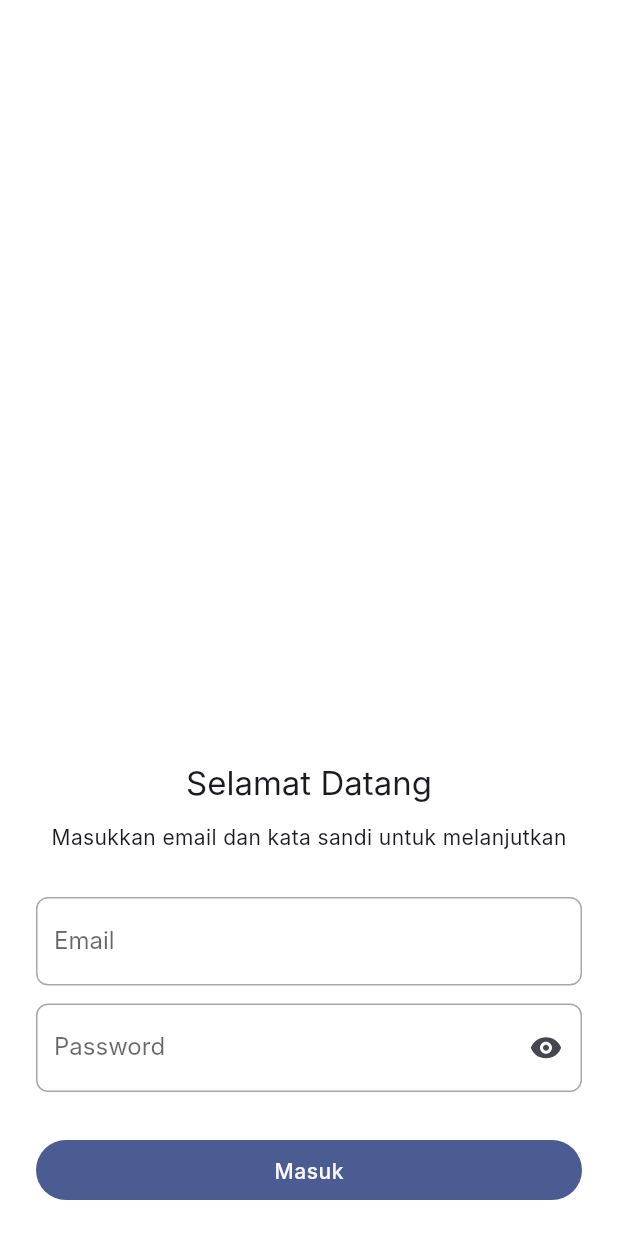
After one commit to IvanSidiq/face_auth, a Flutter app: the screen it shows after launch, after a tap on "login", on a phone screen of 412 x 824 dp. The commit adds this screen. Run offline on Flutter 3.47's test engine with Material 2 defaults, Android fonts, the phone set to English and light mode, and no system bars; drawn by our look-alikes of velocity_x; our stand-ins replace bloc, boxicons, camera, fluro, flutter_bloc, flutter_hooks and 5 more; missing offline and left inert: google_mlkit_face_detection, tflite_flutter; accounts and stored records are empty; Roboto replaces fonts that are missing (Inter).

Commit message:
add UI login page

```diff
--- a/lib/pages/camera_page.dart
+++ b/lib/pages/camera_page.dart
@@ -34,7 +34,12 @@ class _CameraPage extends HookWidget {
       return;
     }, [cubit]);
 
-    return Scaffold(
+    return WillPopScope(
+      onWillPop: () async {
+        cubit.dispose();
+        return true;
+      },
+      child: Scaffold(
         body: SafeArea(
           child: Center(
             child: Column(
@@ -84,7 +89,9 @@ class _CameraPage extends HookWidget {
                                         imageSize: Size(
                                             MediaQuery.of(context).size.width +
                                                 90,
-                                          (MediaQuery.of(context).size.height *
+                                            (MediaQuery.of(context)
+                                                        .size
+                                                        .height *
                                                     4 /
                                                     5) +
                                                 40)),
@@ -139,8 +146,14 @@ class _CameraPage extends HookWidget {
                                   cubit.saveData(cubit.tfliteData!, value));
                         }
                       },
-                    child:
-                        'Save Profile'.text.white.make().box.p16.blue500.make(),
+                      child: 'Save Profile'
+                          .text
+                          .white
+                          .make()
+                          .box
+                          .p16
+                          .blue500
+                          .make(),
                     ),
                   ],
                 ),
@@ -222,6 +235,7 @@ class _CameraPage extends HookWidget {
             ),
           ),
         ),
+      ),
     );
   }
 }
--- a/lib/pages/cubit/camera_cubit.dart
+++ b/lib/pages/cubit/camera_cubit.dart
@@ -94,9 +94,10 @@ class CameraCubit extends Cubit<CameraState> {
   }
 
   Future<void> dispose() async {
+    timer!.cancel();
+    print('1');
     await cameraService.dispose();
-    await mlService.dispose();
-    timer!.cancel();
+    print('2');
   }
 
   Future<void> processImage() async {
--- a/lib/pages/home_page.dart
+++ b/lib/pages/home_page.dart
@@ -56,6 +56,12 @@ class _HomePageState extends State<HomePage> {
                   GetIt.I<NavigationServiceMain>().pushNamed('/choose_nisn');
                 },
                 child: const Text('Keyboard'),
+              ),
+              ElevatedButton(
+                onPressed: () {
+                  GetIt.I<NavigationServiceMain>().pushNamed('/login');
+                },
+                child: const Text('login'),
               )
             ],
           ),
--- /dev/null
+++ b/lib/pages/login/login_page.dart
@@ -0,0 +1,88 @@
+import 'package:boxicons/boxicons.dart';
+import 'package:face_auth/utils/customs/custom_text_style.dart';
+import 'package:flutter/material.dart';
+import 'package:flutter_hooks/flutter_hooks.dart';
+import 'package:gap/gap.dart';
+import 'package:get/get.dart';
+import 'package:velocity_x/velocity_x.dart';
+
+import '../../utils/colors.dart';
+
+class LoginPage extends HookWidget {
+  const LoginPage({Key? key}) : super(key: key);
+
+  @override
+  Widget build(BuildContext context) {
+    final emailC = useTextEditingController();
+    final passwordC = useTextEditingController();
+
+    return Scaffold(
+      body: VStack(
+        [
+          const VStack([]).expand(),
+          VStack([
+            'Selamat Datang'
+                .text
+                .textStyle(CustomTextStyle.titleLarge)
+                .makeCentered()
+                .w(Get.width),
+            const Gap(12),
+            'Masukkan email dan kata sandi untuk melanjutkan'
+                .text
+                .textStyle(CustomTextStyle.bodyMedium)
+                .makeCentered()
+                .w(Get.width),
+            const Gap(32),
+            TextField(
+              controller: emailC,
+              keyboardType: TextInputType.emailAddress,
+              onChanged: (value) {},
+              decoration: InputDecoration(
+                border: OutlineInputBorder(
+                  borderRadius: BorderRadius.circular(8),
+                ),
+                labelText: 'Email',
+              ),
+            ),
+            const Gap(12),
+            TextField(
+              controller: passwordC,
+              keyboardType: TextInputType.emailAddress,
+              obscureText: true,
+              onChanged: (value) {},
+              decoration: InputDecoration(
+                border: OutlineInputBorder(
+                  borderRadius: BorderRadius.circular(8),
+                ),
+                suffixIcon: Icon(
+                  Boxicons.bxs_show,
+                  // obscure1 ? Boxicons.bxs_hide : Boxicons.bxs_show,
+                  color: CustomColor.onSurfaceVariant,
+                ).onTap(() {
+                  // oCubit.obscure1();
+                }),
+                labelText: 'Password',
+              ),
+            ),
+          ]).px24(),
+          const Gap(32),
+          'Masuk'
+              .text
+              .color(CustomColor.surface)
+              .textStyle(CustomTextStyle.labelLarge)
+              .makeCentered()
+              .py(10)
+              .box
+              .color(CustomColor.primary)
+              .withRounded(value: 100)
+              .height(40)
+              .width(Get.width)
+              .make()
+              .px24(),
+          const Gap(24),
+        ],
+        crossAlignment: CrossAxisAlignment.center,
+      ),
+    );
+  }
+}
--- a/lib/routes.dart
+++ b/lib/routes.dart
@@ -1,10 +1,11 @@
 import 'package:face_auth/pages/camera_page.dart';
 import 'package:face_auth/pages/choose_nisn_page.dart';
-import 'package:face_auth/pages/home_page.dart';
 import 'package:fluro/fluro.dart';
 import 'package:flutter/material.dart';
 import 'package:get_it/get_it.dart';
 import 'package:velocity_x/velocity_x.dart';
+
+import 'pages/login/login_page.dart';
 
 void configureRoutes() {
   final router = GetIt.I<FluroRouter>();
@@ -32,6 +33,15 @@ void configureRoutes() {
     ),
     transitionType: TransitionType.none,
   );
+
+  router.define(
+    '/login',
+    handler: Handler(
+      handlerFunc: (BuildContext? context, Map<String, List<String>> params) =>
+          const LoginPage(),
+    ),
+    transitionType: TransitionType.none,
+  );
 }
 
 class _RoutesNotFound extends StatelessWidget {
--- a/pubspec.yaml
+++ b/pubspec.yaml
@@ -45,6 +45,7 @@ dependencies:
   gap: ^2.0.0
   fluro: ^2.0.3
   sentry_flutter: ^6.9.1
+  boxicons: ^2.1.3
 
   # The following adds the Cupertino Icons font to your application.
   # Use with the CupertinoIcons class for iOS style icons.
```
Also changed, not shown: pubspec.lock. Lines whose indentation alone changed are shown as unchanged.
